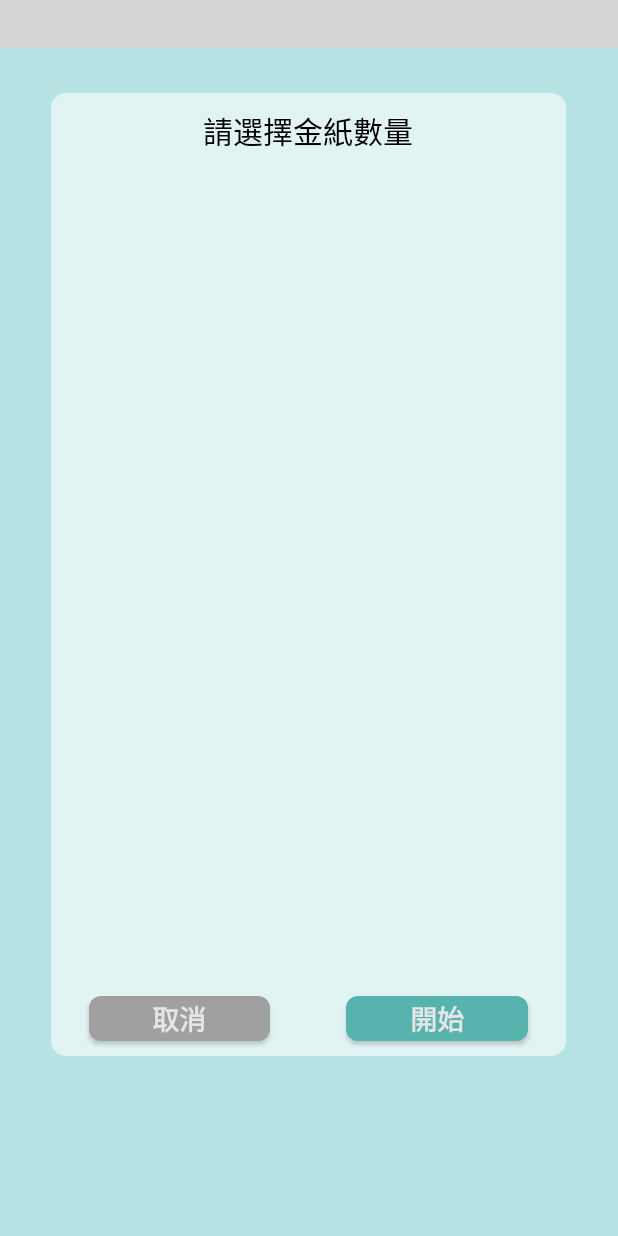
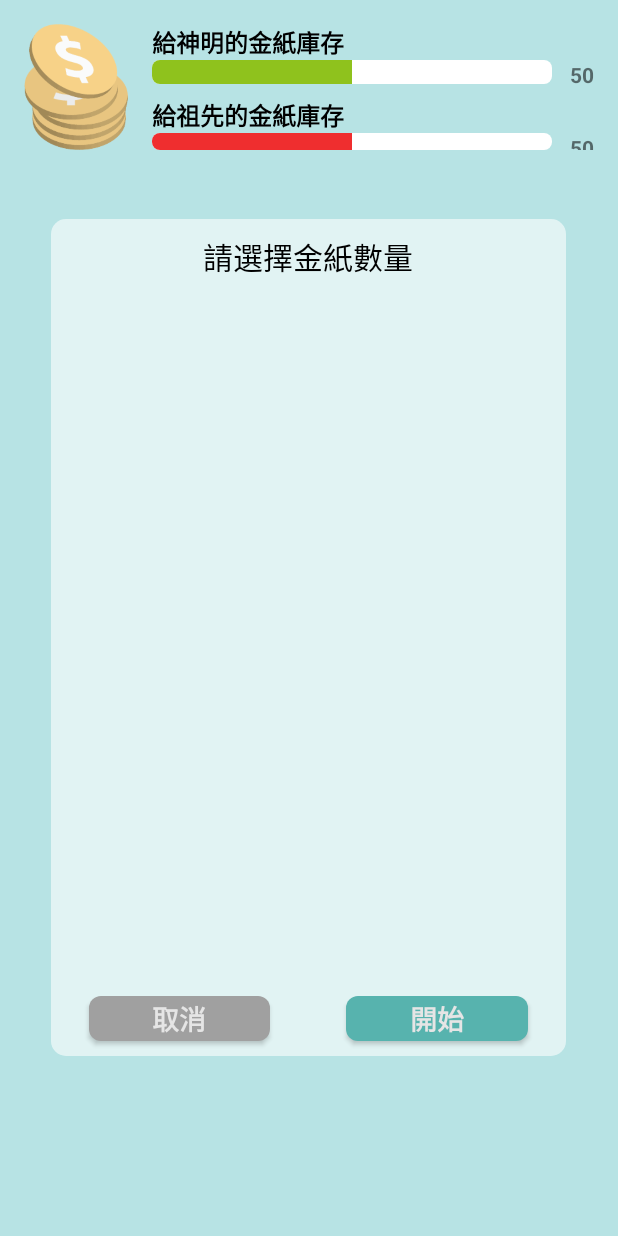
Before and after one commit to zzdanny/conlab_e-burner, an Android app: the layout choose_amount.xml on its own in the app's theme, with its tools: preview values and no code run, on a phone screen of 412 x 824 dp. Run offline under Robolectric (Android 15) with nearby library versions, the phone set to English and light mode, and no system bars; grey boxes are pictures that could not be loaded.

```diff
--- a/app/src/main/java/tw/ntust/e_burner/activity/ChooseActivity.java
+++ b/app/src/main/java/tw/ntust/e_burner/activity/ChooseActivity.java
@@ -25,7 +25,7 @@ public class ChooseActivity extends BaseActivity {
 
     public final int REQUEST_IXBURNUNG = 10;
 
-    // -- layout.activity_choose
+    // -- layout.remain_display
     private ProgressBar progressEmperor, progressAncestor;
     private TextView txtEmperorProgress, txtAncestorPorgress;
     // -- layout.choose_target
--- a/app/src/main/res/layout/choose_amount.xml
+++ b/app/src/main/res/layout/choose_amount.xml
@@ -3,7 +3,7 @@
     android:layout_width="match_parent"
     android:layout_height="match_parent">
 
-    <include layout="@layout/activity_choose"
+    <include layout="@layout/remain_display"
         android:layout_width="match_parent"
         android:layout_height="wrap_content"
         android:id="@+id/include"> </include>
--- /dev/null
+++ b/app/src/main/res/layout/remain_display.xml
@@ -0,0 +1,117 @@
+<?xml version="1.0" encoding="utf-8"?>
+<RelativeLayout xmlns:android="http://schemas.android.com/apk/res/android"
+                xmlns:eburner="http://schemas.android.com/apk/res-auto"
+    xmlns:tools="http://schemas.android.com/tools"
+    android:layout_width="match_parent"
+    android:layout_height="match_parent"
+    android:paddingBottom="@dimen/activity_vertical_margin"
+    android:paddingLeft="@dimen/activity_horizontal_margin"
+    android:paddingRight="@dimen/activity_horizontal_margin"
+    android:paddingTop="@dimen/activity_vertical_margin"
+    tools:context="tw.ntust.e_burner.activity.ChooseActivity">
+
+    <LinearLayout
+        android:orientation="horizontal"
+        android:layout_width="match_parent"
+        android:layout_height="wrap_content"
+        android:id="@+id/linearLayout">
+
+        <ImageView
+            android:layout_width="69dp"
+            android:layout_height="84dp"
+            android:id="@+id/imageView"
+            android:layout_gravity="center_vertical"
+            android:src="@drawable/ic_coins"
+            android:adjustViewBounds="true" />
+
+        <LinearLayout
+            android:orientation="vertical"
+            android:layout_width="match_parent"
+            android:layout_height="match_parent"
+            android:layout_marginLeft="16sp">
+
+            <TextView
+                android:layout_width="wrap_content"
+                android:layout_height="wrap_content"
+                android:textAppearance="?android:attr/textAppearanceSmall"
+                android:textStyle="bold"
+                android:text="給神明的金紙庫存"
+                android:textColor="#000"
+                android:textSize="16sp" />
+
+
+            <RelativeLayout
+                android:layout_width="match_parent"
+                android:layout_height="wrap_content">
+
+                <ProgressBar
+                    style="?android:attr/progressBarStyleHorizontal"
+                    android:layout_width="match_parent"
+                    android:layout_height="wrap_content"
+                    android:id="@+id/choose_progressEmperor"
+                    android:progress="50"
+                    android:max="100"
+                    android:progressDrawable="@drawable/progress_bar_green"
+                    android:layout_alignParentTop="true"
+                    android:layout_toStartOf="@+id/choose_txtEmperorProgress" />
+
+                <TextView
+                    android:layout_width="wrap_content"
+                    android:layout_height="wrap_content"
+                    android:textAppearance="?android:attr/textAppearanceSmall"
+                    android:text="  50"
+                    android:id="@+id/choose_txtEmperorProgress"
+                    android:layout_alignParentTop="true"
+                    android:layout_alignParentEnd="true"
+                    android:layout_marginLeft="5sp"
+                    android:textStyle="bold"
+                    android:layout_centerVertical="true" />
+
+            </RelativeLayout>
+
+            <TextView
+                android:layout_width="wrap_content"
+                android:layout_height="wrap_content"
+                android:textAppearance="?android:attr/textAppearanceSmall"
+                android:text="給祖先的金紙庫存"
+                android:id="@+id/textView3"
+                android:textStyle="bold"
+                android:textColor="#000"
+                android:layout_marginTop="5sp"
+                android:textSize="16sp" />
+
+
+            <RelativeLayout
+                android:layout_width="match_parent"
+                android:layout_height="wrap_content">
+
+                <ProgressBar
+                    style="?android:attr/progressBarStyleHorizontal"
+                    android:layout_width="match_parent"
+                    android:layout_height="wrap_content"
+                    android:id="@+id/choose_progressAncestor"
+                    android:progress="50"
+                    android:max="100"
+                    android:progressDrawable="@drawable/progress_bar_red"
+                    android:layout_alignParentTop="true"
+                    android:layout_toStartOf="@+id/choose_txtAncestorProgress" />
+
+                <TextView
+                    android:layout_width="wrap_content"
+                    android:layout_height="wrap_content"
+                    android:textAppearance="?android:attr/textAppearanceSmall"
+                    android:text="  50"
+                    android:id="@+id/choose_txtAncestorProgress"
+                    android:layout_alignParentTop="true"
+                    android:layout_alignParentEnd="true"
+                    android:layout_marginLeft="5sp"
+                    android:textStyle="bold"
+                    android:layout_centerVertical="true" />
+
+            </RelativeLayout>
+
+        </LinearLayout>
+
+    </LinearLayout>
+
+</RelativeLayout>
```
Also changed, not shown: app/src/main/res/layout/choose_target.xml (+12 -3 lines), app/src/main/res/layout/nav_bottom.xml (added, +72 -0 lines), app/src/main/res/drawable/chart_icon.png (added), app/src/main/res/drawable/chooseusage_bgd.png (added), app/src/main/res/drawable/menu_btn.png (added), app/src/main/res/drawable/plus_money_icon.png (added), app/src/main/res/drawable/setting_icon.png (added).
